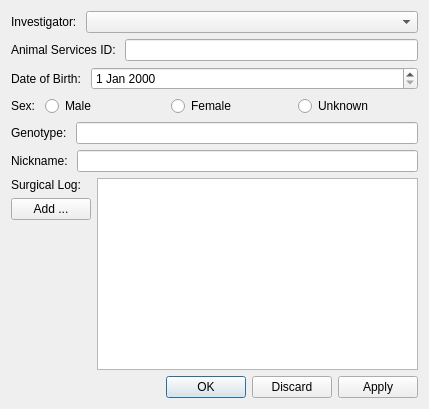
This is src/db/animalDialog.ui in neuroethology/bento as Qt 5 draws it before an edit. The edited form follows.
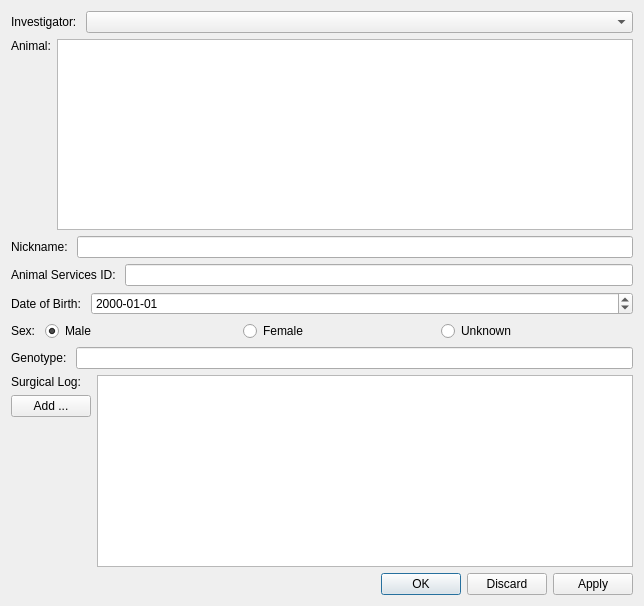
This is the edited form.

Commit message: Add GUI widget for adding to and editing animals in the database. The surgery log can be displayed, but currently cannot be added to.

Diff of the .ui file:
```diff
--- a/src/db/animalDialog.ui
+++ b/src/db/animalDialog.ui
@@ -6,8 +6,8 @@
    <rect>
     <x>0</x>
     <y>0</y>
-    <width>429</width>
-    <height>409</height>
+    <width>644</width>
+    <height>606</height>
    </rect>
   </property>
   <property name="windowTitle">
@@ -35,6 +35,37 @@
      </item>
     </layout>
    </item>
+   <item>
+    <layout class="QHBoxLayout" name="animalHorizontalLayout">
+     <item>
+      <widget class="QLabel" name="animalLabel">
+       <property name="text">
+        <string>Animal:</string>
+       </property>
+       <property name="alignment">
+        <set>Qt::AlignLeading|Qt::AlignLeft|Qt::AlignTop</set>
+       </property>
+      </widget>
+     </item>
+     <item>
+      <widget class="QTableView" name="animalTableView"/>
+     </item>
+    </layout>
+   </item>
+   <item>
+    <layout class="QHBoxLayout" name="nicknameHorizontalLayout">
+     <item>
+      <widget class="QLabel" name="nicknameLabel">
+       <property name="text">
+        <string>Nickname: </string>
+       </property>
+      </widget>
+     </item>
+     <item>
+      <widget class="QLineEdit" name="nicknameLineEdit"/>
+     </item>
+    </layout>
+   </item>
    <item>
     <layout class="QHBoxLayout" name="asiHorizontalLayout">
      <item>
@@ -45,7 +76,11 @@
       </widget>
      </item>
      <item>
-      <widget class="QLineEdit" name="asiLineEdit"/>
+      <widget class="QLineEdit" name="asiLineEdit">
+       <property name="inputMask">
+        <string>######</string>
+       </property>
+      </widget>
      </item>
     </layout>
    </item>
@@ -66,6 +101,9 @@
          <verstretch>0</verstretch>
         </sizepolicy>
        </property>
+       <property name="displayFormat">
+        <string>yyyy-MM-dd</string>
+       </property>
       </widget>
      </item>
     </layout>
@@ -90,6 +128,9 @@
        <property name="text">
         <string>Male</string>
        </property>
+       <property name="checked">
+        <bool>true</bool>
+       </property>
       </widget>
      </item>
      <item>
@@ -134,20 +175,6 @@
      </item>
     </layout>
    </item>
-   <item>
-    <layout class="QHBoxLayout" name="nicknameHorizontalLayout">
-     <item>
-      <widget class="QLabel" name="nicknameLabel">
-       <property name="text">
-        <string>Nickname: </string>
-       </property>
-      </widget>
-     </item>
-     <item>
-      <widget class="QLineEdit" name="nicknameLineEdit"/>
-     </item>
-    </layout>
-   </item>
    <item>
     <layout class="QHBoxLayout" name="surgeryHorizontalLayout">
      <item>
```
Left out of the diff: 12 changed lines with no effect on the pictures. The commit also changes 4 other files.
